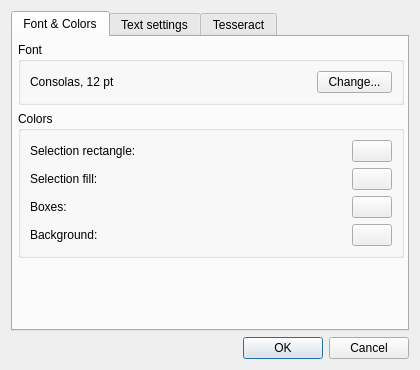
zdenop/qt-box-editor, file src/SettingsDialog.ui: the form before one commit.
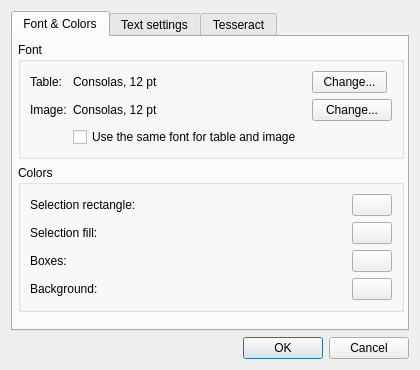
The form after the commit. The open tabs and pages were chosen to show the change.

Commit message: Implement font setting for Image. Now it is possible to select different font for table and image. This solves Issue #16

```diff
--- a/src/SettingsDialog.ui
+++ b/src/SettingsDialog.ui
@@ -58,7 +58,7 @@
            <x>5</x>
            <y>5</y>
            <width>386</width>
-           <height>291</height>
+           <height>335</height>
           </rect>
          </property>
          <layout class="QVBoxLayout" name="fontAndColorsLayout">
@@ -68,14 +68,14 @@
              <string>Font</string>
             </property>
             <layout class="QGridLayout" name="gridLayout_1">
-             <item row="0" column="0">
+             <item row="0" column="1">
               <widget class="QLabel" name="fontLabel">
                <property name="text">
                 <string>Consolas, 12 pt</string>
                </property>
               </widget>
              </item>
-             <item row="0" column="2">
+             <item row="0" column="3">
               <widget class="QPushButton" name="fontButton">
                <property name="maximumSize">
                 <size>
@@ -88,7 +88,7 @@
                </property>
               </widget>
              </item>
-             <item row="0" column="1">
+             <item row="0" column="2">
               <spacer name="horizontalSpacer_7">
                <property name="orientation">
                 <enum>Qt::Horizontal</enum>
@@ -101,6 +101,54 @@
                </property>
               </spacer>
              </item>
+             <item row="1" column="1">
+              <widget class="QLabel" name="fontImageLabel">
+               <property name="text">
+                <string>Consolas, 12 pt</string>
+               </property>
+              </widget>
+             </item>
+             <item row="1" column="2">
+              <spacer name="horizontalSpacer_8">
+               <property name="orientation">
+                <enum>Qt::Horizontal</enum>
+               </property>
+               <property name="sizeHint" stdset="0">
+                <size>
+                 <width>40</width>
+                 <height>20</height>
+                </size>
+               </property>
+              </spacer>
+             </item>
+             <item row="1" column="3">
+              <widget class="QPushButton" name="fontImageButton">
+               <property name="text">
+                <string>Change...</string>
+               </property>
+              </widget>
+             </item>
+             <item row="0" column="0">
+              <widget class="QLabel" name="fontTableLbl">
+               <property name="text">
+                <string>Table:</string>
+               </property>
+              </widget>
+             </item>
+             <item row="1" column="0">
+              <widget class="QLabel" name="fontImageLbl">
+               <property name="text">
+                <string>Image:</string>
+               </property>
+              </widget>
+             </item>
+             <item row="2" column="1" colspan="2">
+              <widget class="QCheckBox" name="useSameFontCB">
+               <property name="text">
+                <string>Use the same font for table and image</string>
+               </property>
+              </widget>
+             </item>
             </layout>
            </widget>
           </item>
```
Left out of the diff: 53 changed lines with no effect on the pictures. The commit also changes 4 other files.
